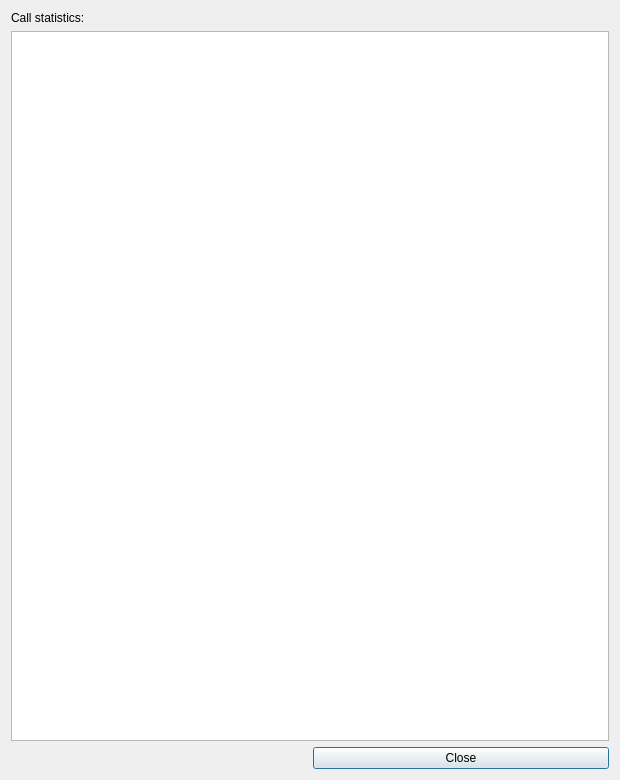
This is callstatistic.ui in AWAH-SIP/AWAH-SIP_Desktop-GUI as Qt 5 draws it before an edit. The edited form follows.
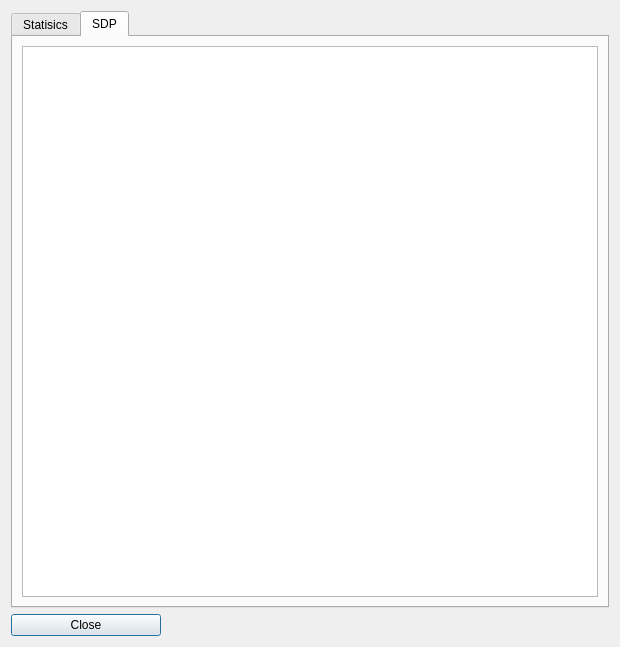
This is the edited form. The open tabs and pages were chosen to show the change.

What changed in the file:
```diff
--- a/callstatistic.ui
+++ b/callstatistic.ui
@@ -7,21 +7,24 @@
     <x>0</x>
     <y>0</y>
     <width>620</width>
-    <height>780</height>
+    <height>647</height>
    </rect>
   </property>
   <property name="windowTitle">
    <string>Call statistics</string>
   </property>
-  <layout class="QGridLayout" name="gridLayout">
-   <item row="0" column="0">
-    <widget class="QLabel" name="label_2">
-     <property name="text">
-      <string>Call statistics:</string>
+  <layout class="QVBoxLayout" name="verticalLayout_2">
+   <item>
+    <widget class="QTabWidget" name="tabWidget">
+     <property name="currentIndex">
+      <number>0</number>
      </property>
-    </widget>
-   </item>
-   <item row="1" column="0" colspan="2">
+     <widget class="QWidget" name="statistic">
+      <attribute name="title">
+       <string>Statisics</string>
+      </attribute>
+      <layout class="QVBoxLayout" name="verticalLayout">
+       <item>
     <widget class="QTableView" name="tableView">
      <property name="font">
       <font>
@@ -33,8 +36,28 @@
      </property>
     </widget>
    </item>
-   <item row="2" column="1">
+      </layout>
+     </widget>
+     <widget class="QWidget" name="SDP">
+      <attribute name="title">
+       <string>SDP</string>
+      </attribute>
+      <layout class="QVBoxLayout" name="verticalLayout_3">
+       <item>
+        <widget class="QTextEdit" name="textEdit"/>
+       </item>
+      </layout>
+     </widget>
+    </widget>
+   </item>
+   <item>
     <widget class="QPushButton" name="pushButton_close">
+     <property name="maximumSize">
+      <size>
+       <width>150</width>
+       <height>30</height>
+      </size>
+     </property>
      <property name="text">
       <string>Close</string>
      </property>
```
Lines whose indentation alone changed are shown as unchanged.
